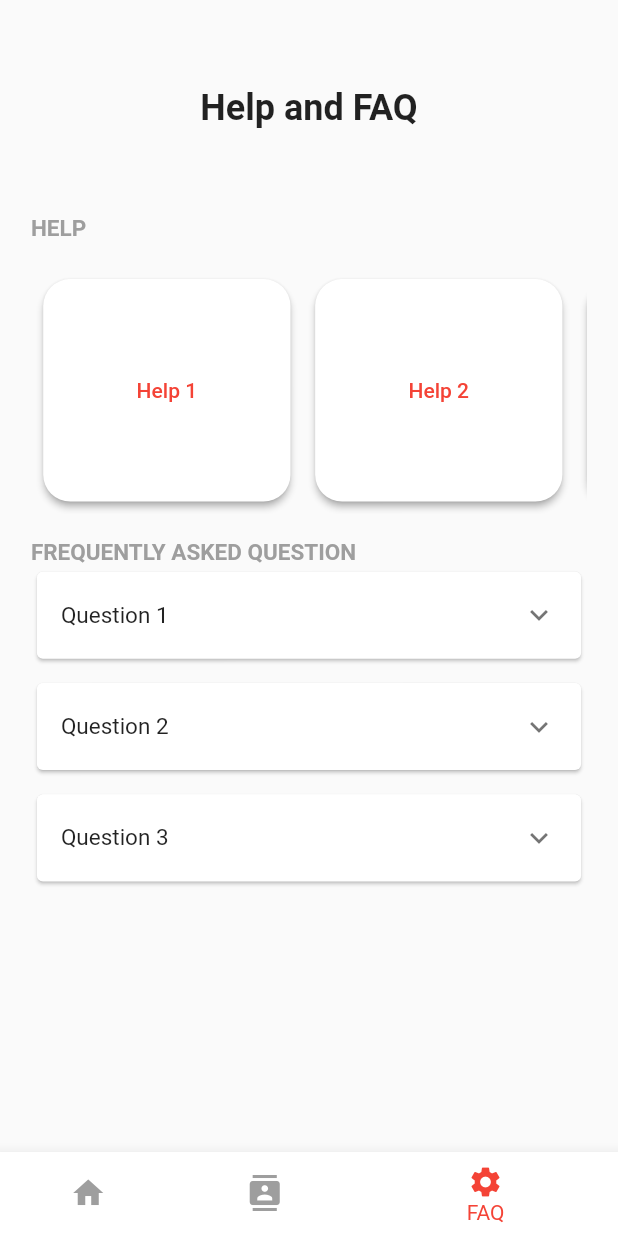
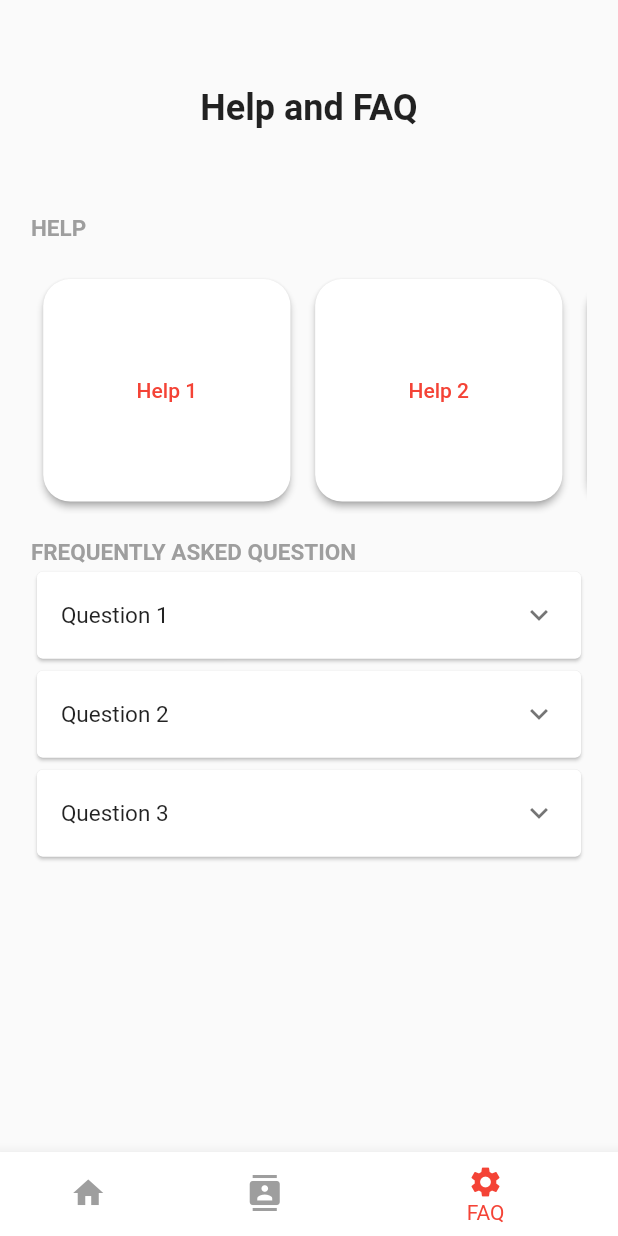
Before and after one commit to safirahrsh/app_sos_git, a Flutter app: the screen it shows after launch, item 3 of the bottom bar chosen, on a phone screen of 412 x 824 dp. Run offline on Flutter 3.47's test engine with Material 2 defaults, Android fonts, the phone set to English and light mode, and no system bars.

Commit message:
home scaling and faq listview

```diff
--- a/lib/FAQ.dart
+++ b/lib/FAQ.dart
@@ -144,11 +144,11 @@ class _FaqPageState extends State<FaqPage> {
                     fontSize: 15),
               ),
             ),
-            Padding(
-              padding: EdgeInsets.only(
-                bottom: queryData.size.height * 1 / 100,
-              ),
-              child: Card(
+            Expanded(
+              child: ListView(
+                shrinkWrap: true,
+                children: [
+                  Card(
                     child: ExpansionTile(
                       title: Text(
                         'Question 1',
@@ -168,12 +168,7 @@ class _FaqPageState extends State<FaqPage> {
                       ],
                     ),
                   ),
-            ),
-            Padding(
-              padding: EdgeInsets.only(
-                bottom: queryData.size.height * 1 / 100,
-              ),
-              child: Card(
+                  Card(
                     child: ExpansionTile(
                       title: Text(
                         'Question 2',
@@ -193,12 +188,7 @@ class _FaqPageState extends State<FaqPage> {
                       ],
                     ),
                   ),
-            ),
-            Padding(
-              padding: EdgeInsets.only(
-                bottom: queryData.size.height * 1 / 100,
-              ),
-              child: Card(
+                  Card(
                     child: ExpansionTile(
                       title: Text(
                         'Question 3',
@@ -217,6 +207,8 @@ class _FaqPageState extends State<FaqPage> {
                         )
                       ],
                     ),
+                  )
+                ],
               ),
             )
           ],
--- a/lib/home.dart
+++ b/lib/home.dart
@@ -16,7 +16,7 @@ class _HomeState extends State<Home> {
         children: [
           Center(
             child: Container(
-              height: queryData.size.width * 10 / 100,
+              height: queryData.size.height * 5 / 100,
               //color: Colors.grey,
               child: Text(
                 'Send SOS Messages',
@@ -29,7 +29,7 @@ class _HomeState extends State<Home> {
           ),
           SizedBox(
             width: queryData.size.width * 50 / 100,
-            height: queryData.size.width * 50 / 100,
+            height: queryData.size.height * 25 / 100,
             child: FlatButton(
               onPressed: () {},
               color: Colors.red,
```
Lines whose indentation alone changed are shown as unchanged.
